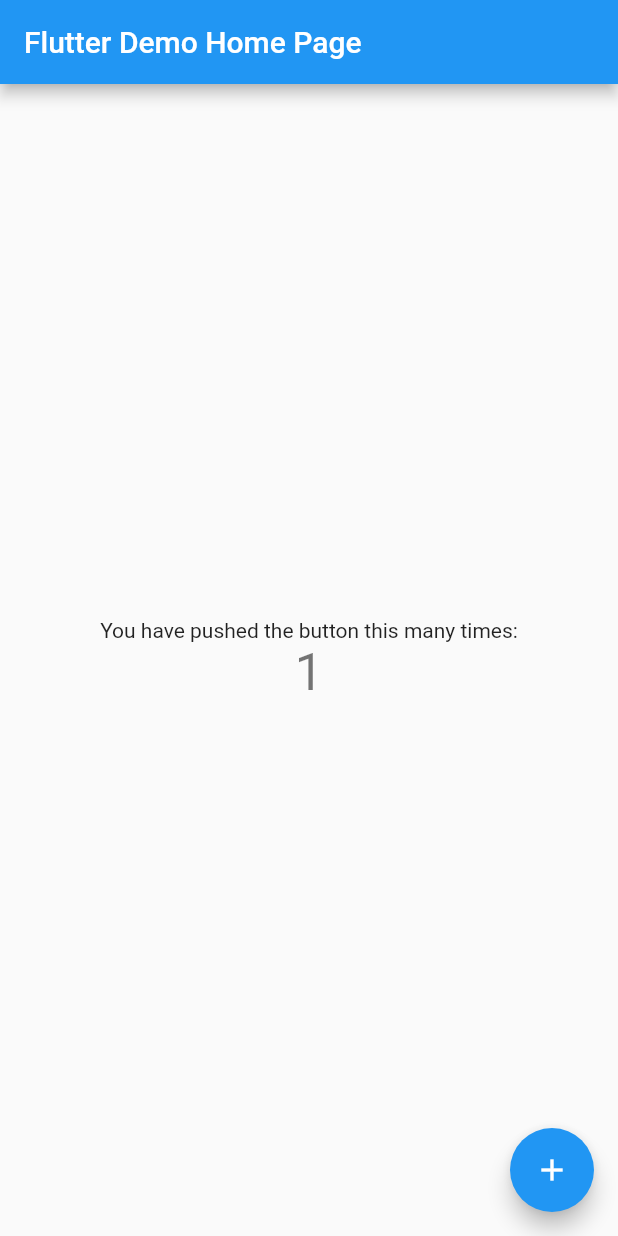
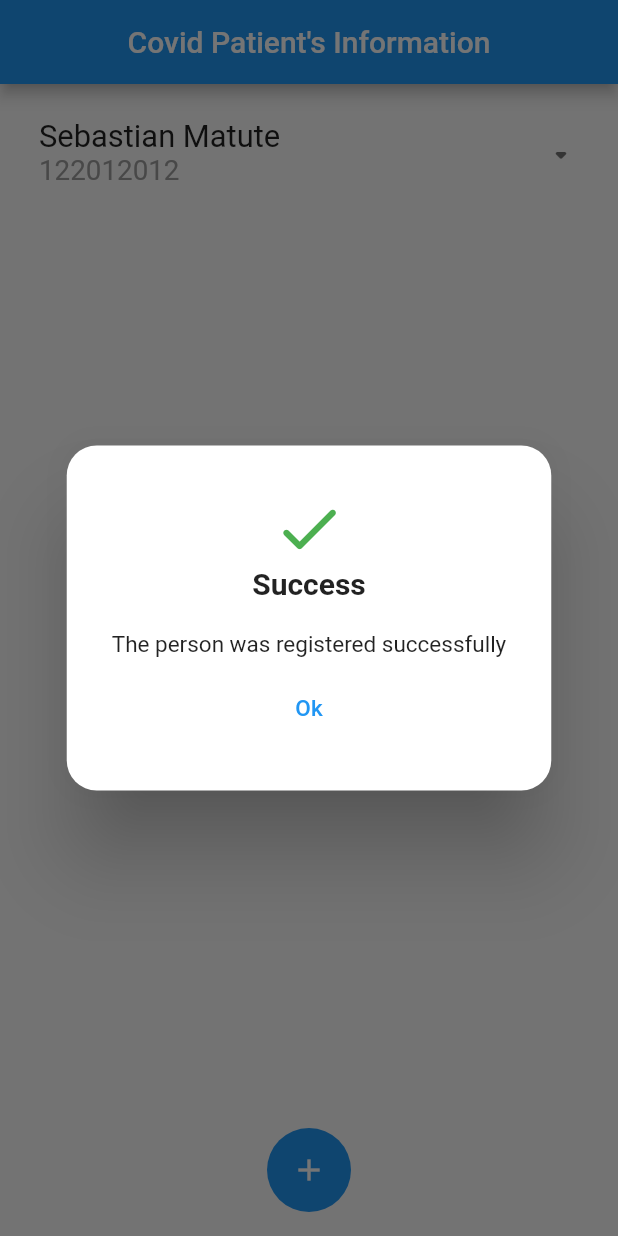
Before and after one commit to David-Pena/sqlite-app, a Flutter app: the screen it shows after launch, after a tap on the "add" icon, on a phone screen of 412 x 824 dp. Run offline on Flutter 3.47's test engine with Material 2 defaults, Android fonts, the phone set to English and light mode, and no system bars; our stand-ins replace fluttertoast, sqflite; accounts and stored records are empty.

Commit message:
Second Commit

```diff
--- /dev/null
+++ b/lib/db.dart
@@ -0,0 +1,181 @@
+import 'dart:async';
+import 'dart:io' as io;
+import 'package:flutter/material.dart';
+import 'package:path/path.dart';
+import 'package:sqflite/sqflite.dart';
+import 'package:path_provider/path_provider.dart';
+import 'person.dart';
+import 'validation.dart';
+
+class DB {
+  static Database _db;
+  static const String DOCUMENT = 'document';
+  static const String NAME = 'name';
+  static const String ADDRESS = 'address';
+  static const String PLACE = 'place';
+  static const String CONTAGIONDATE = 'date';
+  static const String TABLE = 'Person';
+  static const String DB_NAME = 'person.db';
+  Validation v = new Validation();
+
+  Future<Database> get db async {
+    if (_db != null) {
+      return _db;
+    }
+    _db = await initDb();
+    return _db;
+  }
+
+  showCustomDialog(BuildContext context, String title, String content, int type) {
+    showDialog(
+        context: context,
+        builder: (context) {
+          return Dialog(
+            shape:
+                RoundedRectangleBorder(borderRadius: BorderRadius.circular(20)),
+            child: Container(
+              height: 230,
+              padding: EdgeInsets.symmetric(horizontal: 30, vertical: 5),
+              child: Column(
+                mainAxisAlignment: MainAxisAlignment.center,
+                crossAxisAlignment: CrossAxisAlignment.center,
+                children: [
+                  Icon(
+                    type == 1
+                        ? Icons.done_rounded
+                        : Icons.error_outline_rounded,
+                    size: 50,
+                    color: type == 1 ? Colors.green : Colors.red,
+                  ),
+                  Container(
+                    margin: EdgeInsets.only(bottom: 20),
+                    child: Text(
+                      title,
+                      style:
+                          TextStyle(fontWeight: FontWeight.bold, fontSize: 20),
+                    ),
+                  ),
+                  FittedBox(
+                    alignment: Alignment.center,
+                    fit: BoxFit.contain,
+                    child: Text(
+                      content,
+                      style: TextStyle(fontSize: 15),
+                    ),
+                  ),
+                  Container(
+                    margin: EdgeInsets.only(top: 10),
+                    child: TextButton(
+                      onPressed: () {
+                        Navigator.of(context).pop();
+                      },
+                      child: Text(
+                        "Ok",
+                        style: TextStyle(fontSize: 15, color: Colors.blue),
+                      ),
+                    ),
+                  ),
+                ],
+              ),
+            ),
+          );
+        });
+  }
+
+  initDb() async {
+    io.Directory documentsDirectory = await getApplicationDocumentsDirectory();
+    String path = join(documentsDirectory.path, DB_NAME);
+    var db = await openDatabase(path, version: 1, onCreate: _onCreate);
+    return db;
+  }
+
+  _onCreate(Database db, int version) async {
+    await db.execute(
+        "CREATE TABLE $TABLE ($DOCUMENT TEXT PRIMARY KEY, $NAME TEXT, $ADDRESS TEXT, $PLACE TEXT, $CONTAGIONDATE DATE)");
+  }
+
+  Future<bool> save(Person person, BuildContext context) async {
+    var dbClient = await db;
+    bool val = false;
+
+    await dbClient.transaction((txn) async {
+      var query =
+          "INSERT INTO $TABLE ($DOCUMENT, $NAME, $ADDRESS, $PLACE, $CONTAGIONDATE) VALUES ('" +
+              person.document +
+              "', '" +
+              person.name +
+              "', '" +
+              person.address +
+              "', '" +
+              person.place +
+              "', '" +
+              person.date +
+              "')";
+      try {
+        await txn.rawInsert(query);
+        showCustomDialog(context, "Success",
+            "The person was registered successfully", 1);
+        val = true;
+      } catch (e) {
+        if (e.isUniqueConstraintError()) {
+          showCustomDialog(context, "Warning",
+              "Document number is in use, please change it", 2);
+          val = false;
+        } else {
+          showCustomDialog(context, "Error",
+              "There was an error registering the person", 2);
+          val = false;
+        }
+      }
+    });
+    return val;
+  }
+
+  Future<List<Person>> getData() async {
+    var dbClient = await db;
+    List<Map> maps = await dbClient
+        .query(TABLE, columns: [DOCUMENT, NAME, ADDRESS, PLACE, CONTAGIONDATE]);
+    List<Person> data = [];
+    if (maps.length > 0) {
+      for (var i = 0; i < maps.length; i++) {
+        data.add(Person.fromMap(maps[i]));
+      }
+    }
+    return data;
+  }
+
+  Future<int> delete(String document, BuildContext context) async {
+    var dbClient = await db;
+
+    await dbClient.transaction((txn) async {
+      var query = "DELETE FROM $TABLE WHERE $DOCUMENT = '" + document + "'";
+      try {
+        return await txn.rawDelete(query);
+      } catch (e) {
+        showCustomDialog(context, "Error",
+            "There was an error deleting the person", 2);
+      }
+    });
+    return 0;
+  }
+
+  Future<bool> update(Person person, BuildContext context) async {
+    var dbClient = await db;
+    var val = true;
+    try {
+      await dbClient.update(TABLE, person.toMap(),
+          where: '$DOCUMENT = ?', whereArgs: [person.document]);
+      showCustomDialog(context, "Success",
+          "The person's information was updated successfully", 1);
+    } catch (e) {
+      showCustomDialog(context, "Error",
+          "There was an error updating the person's information", 2);
+    }
+    return val;
+  }
+
+  Future close() async {
+    var dbClient = await db;
+    dbClient.close();
+  }
+}
--- /dev/null
+++ b/lib/home.dart
@@ -0,0 +1,175 @@
+import 'package:flutter/material.dart';
+import "person.dart";
+import "db.dart";
+
+class Home extends StatefulWidget {
+  Home({Key key}) : super(key: key);
+
+  @override
+  _HomeState createState() => _HomeState();
+}
+
+class _HomeState extends State<Home> {
+  Future<List<Person>> data;
+  Future<List<Person>> filter;
+  var dbHelper;
+
+  refreshList(int method) {
+    switch (method) {
+      case 1:
+        {
+          setState(() {
+            data = dbHelper.getData();
+            filter = data;
+          });
+          break;
+        }
+      case 2:
+        {
+          break;
+        }
+    }
+  }
+
+  @override
+  void initState() {
+    super.initState();
+    dbHelper = DB();
+    refreshList(1);
+  }
+
+  buildTile(Person person, BuildContext context) {
+    return ExpansionTile(
+      title: Text(person.name,
+        style: TextStyle(fontSize: MediaQuery.of(context).size.width * 0.05)),
+      subtitle: Text(person.document,
+        style: TextStyle(color: Colors.grey, fontSize: MediaQuery.of(context).size.width * 0.045)),
+      trailing: Icon(Icons.arrow_drop_down_rounded),
+      children: [
+        Container(
+          height: 100,
+          padding: EdgeInsets.symmetric(horizontal: 20, vertical: 15),
+          child: Row(
+                crossAxisAlignment: CrossAxisAlignment.center,
+                mainAxisAlignment: MainAxisAlignment.spaceBetween,
+                children: [
+                  Column(
+                    mainAxisAlignment: MainAxisAlignment.center,
+                    crossAxisAlignment: CrossAxisAlignment.start,
+                    children: [
+                      Text("Address: ${person.address}",
+                      style: TextStyle(
+                        fontSize: MediaQuery.of(context).size.width * 0.045,
+                      )),
+                      Text("Is Atended in: ${person.place}",
+                      style: TextStyle(
+                        fontSize: MediaQuery.of(context).size.width * 0.045,
+                      )),
+                      Text("Contagion Date: ${person.date}",
+                      style: TextStyle(
+                        fontSize: MediaQuery.of(context).size.width * 0.045,
+                      )),
+                    ],
+                  ),
+                  Column(
+                    mainAxisAlignment: MainAxisAlignment.spaceBetween,
+                    crossAxisAlignment: CrossAxisAlignment.end,
+                    children: [
+                      GestureDetector(
+                        onTap: () {},
+                        child: Icon(Icons.edit_rounded, color: Colors.yellow),
+                      ),
+                      GestureDetector(
+                        onTap: () {
+                          showDialog(
+                            context: context,
+                            builder: (context) => AlertDialog(
+                              title: Text("Warning"),
+                              content: Text(
+                                  "Are you sure you want to delete this medicament?"),
+                              actions: <Widget>[
+                                TextButton(
+                                    child: Text("No"),
+                                    onPressed: () {
+                                      Navigator.of(context).pop();
+                                    }),
+                                TextButton(
+                                  child: Text("Yes"),
+                                  onPressed: () {
+                                    dbHelper.delete(person.document, context);
+                                    Navigator.of(context).pop();
+                                    refreshList(1);
+                                  },
+                                )
+                              ],
+                            ),
+                          );
+                        },
+                        child: Icon(Icons.delete_rounded, color: Colors.red),
+                      ),
+                    ],
+                  )
+                ]
+              ),
+        )
+      ],
+    );
+  }
+
+  ListView buildList(List<Person> list) {
+    return ListView.builder(
+        physics: BouncingScrollPhysics(),
+        itemCount: list.length,
+        itemBuilder: (context, position) {
+          return buildTile(list[position], context);
+        });
+  }
+
+  @override
+  Widget build(BuildContext context) {
+    Size size = MediaQuery.of(context).size;
+    return Scaffold(
+      appBar: AppBar(
+        centerTitle: true,
+        title: Text("Covid Patient's Information"),
+      ),
+      body: Container(
+        height: double.infinity,
+        width: double.infinity,
+        padding: EdgeInsets.symmetric(horizontal: 10, vertical: 10),
+        child: FutureBuilder(
+              future: data,
+              // ignore: missing_return
+              builder: (context, snapshot) {
+                if (snapshot.hasData) {
+                  if (snapshot.data.length == 0) {
+                    return Center(
+                        child: Text("No information to display",
+                            style: TextStyle(fontSize: size.width * 0.05)));
+                  } else {
+                    return buildList(snapshot.data);
+                  }
+                }
+                if (snapshot.data == null ||
+                    snapshot.data == 0 ||
+                    snapshot.data.legnth == 0) {
+                  return Center(
+                      child: Text("No data found",
+                          style: TextStyle(fontSize: size.width * 0.05)));
+                }
+              },
+            )
+      ),
+      floatingActionButton: FloatingActionButton(
+        child: Icon(Icons.add),
+        highlightElevation: 0,
+        elevation: 0,
+        onPressed: () {
+          dbHelper.save(new Person("122012012", "Sebastian Matute", "Calle 73 # 8-12", "Home", "2002-03-14"), context);
+          refreshList(1);
+        },
+      ),
+      floatingActionButtonLocation: FloatingActionButtonLocation.centerFloat,
+    );
+  }
+}
--- a/lib/main.dart
+++ b/lib/main.dart
@@ -1,113 +1,19 @@
 import 'package:flutter/material.dart';
+import "home.dart";
 
 void main() {
   runApp(MyApp());
 }
 
 class MyApp extends StatelessWidget {
-  // This widget is the root of your application.
   @override
   Widget build(BuildContext context) {
     return MaterialApp(
       title: 'Flutter Demo',
       theme: ThemeData(
-        // This is the theme of your application.
-        //
-        // Try running your application with "flutter run". You'll see the
-        // application has a blue toolbar. Then, without quitting the app, try
-        // changing the primarySwatch below to Colors.green and then invoke
-        // "hot reload" (press "r" in the console where you ran "flutter run",
-        // or simply save your changes to "hot reload" in a Flutter IDE).
-        // Notice that the counter didn't reset back to zero; the application
-        // is not restarted.
         primarySwatch: Colors.blue,
       ),
-      home: MyHomePage(title: 'Flutter Demo Home Page'),
+      home: Home(),
     );
   }
 }
-
-class MyHomePage extends StatefulWidget {
-  MyHomePage({Key key, this.title}) : super(key: key);
-
-  // This widget is the home page of your application. It is stateful, meaning
-  // that it has a State object (defined below) that contains fields that affect
-  // how it looks.
-
-  // This class is the configuration for the state. It holds the values (in this
-  // case the title) provided by the parent (in this case the App widget) and
-  // used by the build method of the State. Fields in a Widget subclass are
-  // always marked "final".
-
-  final String title;
-
-  @override
-  _MyHomePageState createState() => _MyHomePageState();
-}
-
-class _MyHomePageState extends State<MyHomePage> {
-  int _counter = 0;
-
-  void _incrementCounter() {
-    setState(() {
-      // This call to setState tells the Flutter framework that something has
-      // changed in this State, which causes it to rerun the build method below
-      // so that the display can reflect the updated values. If we changed
-      // _counter without calling setState(), then the build method would not be
-      // called again, and so nothing would appear to happen.
-      _counter++;
-    });
-  }
-
-  @override
-  Widget build(BuildContext context) {
-    // This method is rerun every time setState is called, for instance as done
-    // by the _incrementCounter method above.
-    //
-    // The Flutter framework has been optimized to make rerunning build methods
-    // fast, so that you can just rebuild anything that needs updating rather
-    // than having to individually change instances of widgets.
-    return Scaffold(
-      appBar: AppBar(
-        // Here we take the value from the MyHomePage object that was created by
-        // the App.build method, and use it to set our appbar title.
-        title: Text(widget.title),
-      ),
-      body: Center(
-        // Center is a layout widget. It takes a single child and positions it
-        // in the middle of the parent.
-        child: Column(
-          // Column is also a layout widget. It takes a list of children and
-          // arranges them vertically. By default, it sizes itself to fit its
-          // children horizontally, and tries to be as tall as its parent.
-          //
-          // Invoke "debug painting" (press "p" in the console, choose the
-          // "Toggle Debug Paint" action from the Flutter Inspector in Android
-          // Studio, or the "Toggle Debug Paint" command in Visual Studio Code)
-          // to see the wireframe for each widget.
-          //
-          // Column has various properties to control how it sizes itself and
-          // how it positions its children. Here we use mainAxisAlignment to
-          // center the children vertically; the main axis here is the vertical
-          // axis because Columns are vertical (the cross axis would be
-          // horizontal).
-          mainAxisAlignment: MainAxisAlignment.center,
-          children: <Widget>[
-            Text(
-              'You have pushed the button this many times:',
-            ),
-            Text(
-              '$_counter',
-              style: Theme.of(context).textTheme.headline4,
-            ),
-          ],
-        ),
-      ),
-      floatingActionButton: FloatingActionButton(
-        onPressed: _incrementCounter,
-        tooltip: 'Increment',
-        child: Icon(Icons.add),
-      ), // This trailing comma makes auto-formatting nicer for build methods.
-    );
-  }
-}
--- /dev/null
+++ b/lib/person.dart
@@ -0,0 +1,24 @@
+class Person {
+  String name, document, address, date, place;
+
+  Person(this.document,this.name,  this.address, this.place, this.date);
+
+  Map<String, dynamic> toMap() {
+    var map = <String, dynamic>{
+      'document': document,
+      'name': name,
+      'address': address,
+      'place': place,
+      'date': date,
+    };
+    return map;
+  }
+
+  Person.fromMap(Map<String, dynamic> map) {
+    document = map['document'];
+    name = map['name'];
+    address = map['address'];
+    place = map['place'];
+    date = map['date'];
+  }
+}
--- /dev/null
+++ b/lib/validation.dart
@@ -0,0 +1,30 @@
+import 'package:fluttertoast/fluttertoast.dart';
+import 'package:flutter/material.dart';
+
+class Validation {
+  bool isEmpty(String text) {
+    bool val = true;
+    if (text != "") {
+      val = false;
+    }
+    return val;
+  }
+
+  void showToastText() {
+    Fluttertoast.showToast(
+      msg: 'You have to complete all the fields',
+      toastLength: Toast.LENGTH_LONG,
+      backgroundColor: Colors.red,
+      textColor: Colors.white,
+      gravity: ToastGravity.BOTTOM,
+    );
+  }
+
+  void showToastMessage(String message) {
+    Fluttertoast.showToast(
+      msg: message,
+      toastLength: Toast.LENGTH_SHORT,
+      gravity: ToastGravity.BOTTOM,
+    );
+  }
+}
```
Also changed, not shown: pubspec.yaml (+4 -3 lines), pubspec.lock, 2 other files.
